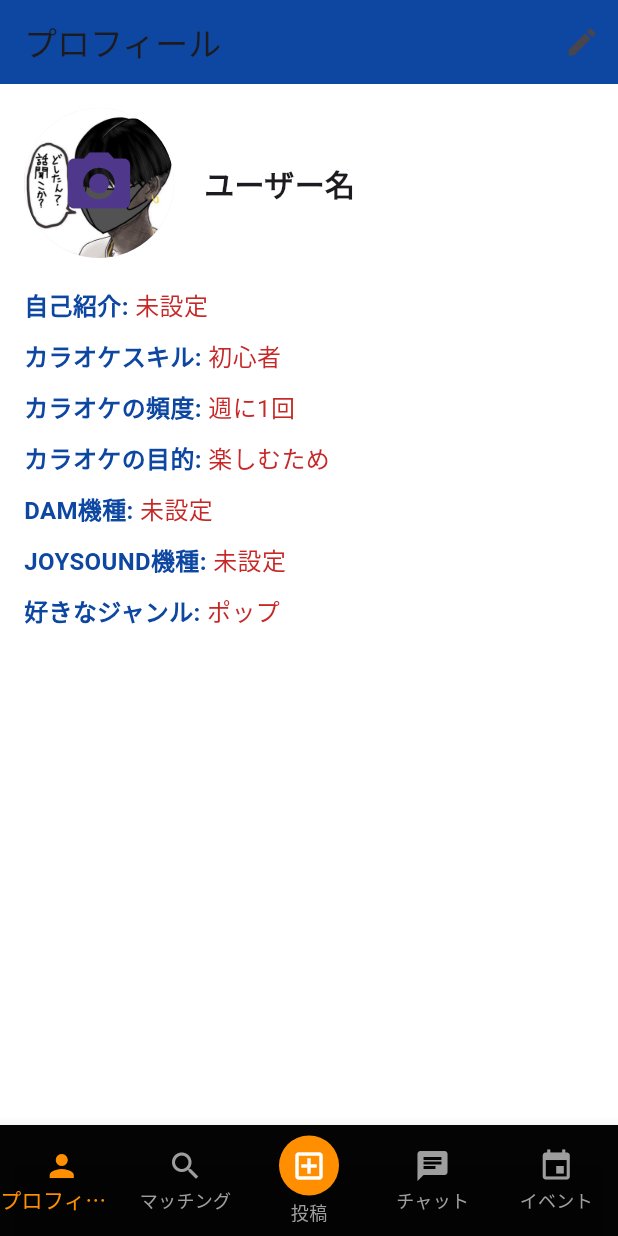
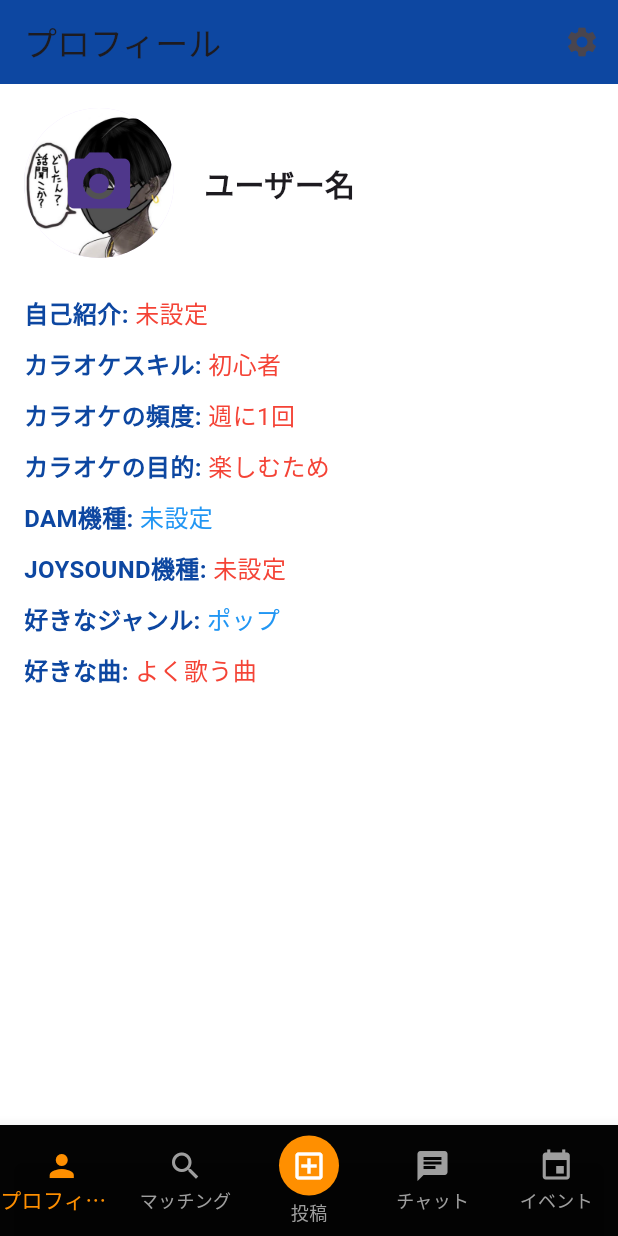
Before and after one commit to tensey3/fa1, a Flutter app: the screen it shows after launch, on a phone screen of 412 x 824 dp. Run offline on Flutter 3.47's test engine with Material 3 defaults, Android fonts, the phone set to English and light mode, and no system bars; our stand-ins replace firebase_core, image_picker; accounts and stored records are empty.

Commit message:
好きな歌の欄追加

```diff
--- a/lib/screens/profile/profile_screen.dart
+++ b/lib/screens/profile/profile_screen.dart
@@ -1,8 +1,8 @@
+import 'package:fa1/screens/profile/profile_header.dart';
+import 'package:fa1/screens/profile/selection_screen.dart';
 import 'package:flutter/material.dart';
 import 'package:provider/provider.dart';
 import '../../providers/user_profile_provider.dart';
-import 'profile_header.dart';
-import 'selection_screen.dart';
 
 class ProfileScreen extends StatelessWidget {
   const ProfileScreen({super.key});
@@ -17,7 +17,7 @@ class ProfileScreen extends StatelessWidget {
         backgroundColor: Colors.blue[900],
         actions: [
           IconButton(
-            icon: const Icon(Icons.edit),
+            icon: const Icon(Icons.settings),
             onPressed: () {
               Navigator.of(context).push(
                 MaterialPageRoute(
@@ -36,27 +36,24 @@ class ProfileScreen extends StatelessWidget {
           children: [
             const ProfileHeader(isEditing: false),
             const SizedBox(height: 20),
-            _buildProfileDetail('自己紹介', userProfileProvider.bio),
-            const SizedBox(height: 10),
-            _buildProfileDetail('カラオケスキル', userProfileProvider.karaokeSkillLevel),
-            const SizedBox(height: 10),
-            _buildProfileDetail('カラオケの頻度', userProfileProvider.karaokeFrequency),
-            const SizedBox(height: 10),
-            _buildProfileDetail('カラオケの目的', userProfileProvider.karaokePurpose),
-            const SizedBox(height: 10),
-            _buildProfileDetail('DAM機種', userProfileProvider.selectedDamMachine),
-            const SizedBox(height: 10),
-            _buildProfileDetail('JOYSOUND機種', userProfileProvider.selectedJoySoundMachine),
-            const SizedBox(height: 10),
-            _buildProfileDetail('好きなジャンル', userProfileProvider.favoriteGenres.join(', ')),
+            _buildProfileItem('自己紹介', userProfileProvider.bio, Colors.red),
+            _buildProfileItem('カラオケスキル', userProfileProvider.karaokeSkillLevel, Colors.red),
+            _buildProfileItem('カラオケの頻度', userProfileProvider.karaokeFrequency, Colors.red),
+            _buildProfileItem('カラオケの目的', userProfileProvider.karaokePurpose, Colors.red),
+            _buildProfileItem('DAM機種', userProfileProvider.selectedDamMachine, Colors.blue),
+            _buildProfileItem('JOYSOUND機種', userProfileProvider.selectedJoySoundMachine, Colors.red),
+            _buildProfileItem('好きなジャンル', userProfileProvider.favoriteGenres.join(', '), Colors.blue),
+            _buildProfileItem('好きな曲', userProfileProvider.favoriteSongs.join(', '), Colors.red), // 好きな曲の表示
           ],
         ),
       ),
     );
   }
 
-  Widget _buildProfileDetail(String label, String value) {
-    return Row(
+  Widget _buildProfileItem(String label, String value, Color color) {
+    return Padding(
+      padding: const EdgeInsets.symmetric(vertical: 5.0),
+      child: Row(
         crossAxisAlignment: CrossAxisAlignment.start,
         children: [
           Text(
@@ -66,10 +63,11 @@ class ProfileScreen extends StatelessWidget {
           Expanded(
             child: Text(
               value.isNotEmpty ? value : '未設定',
-            style: TextStyle(fontSize: 16, color: Colors.red[800]),
+              style: TextStyle(fontSize: 16, color: color),
             ),
           ),
         ],
+      ),
     );
   }
 }
```
Lines whose indentation alone changed are shown as unchanged.
